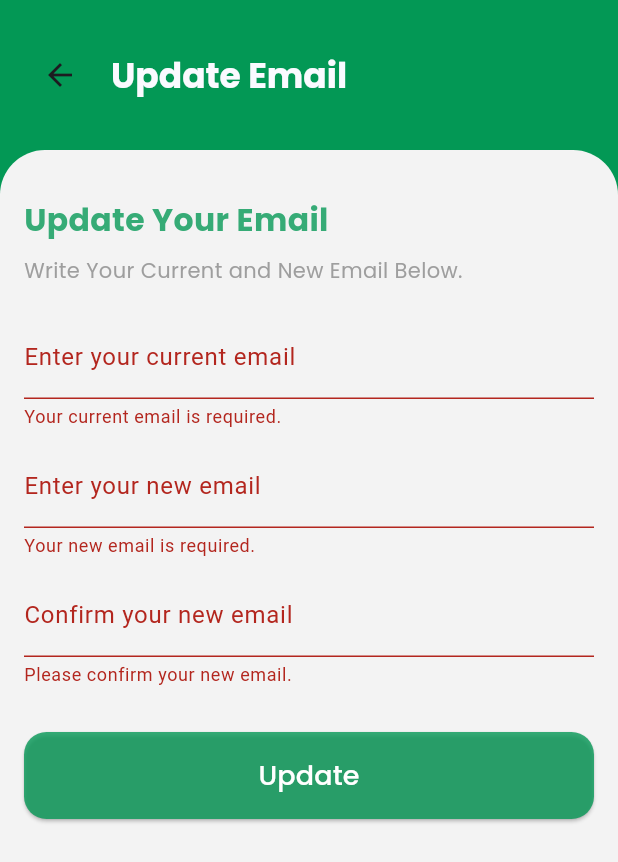
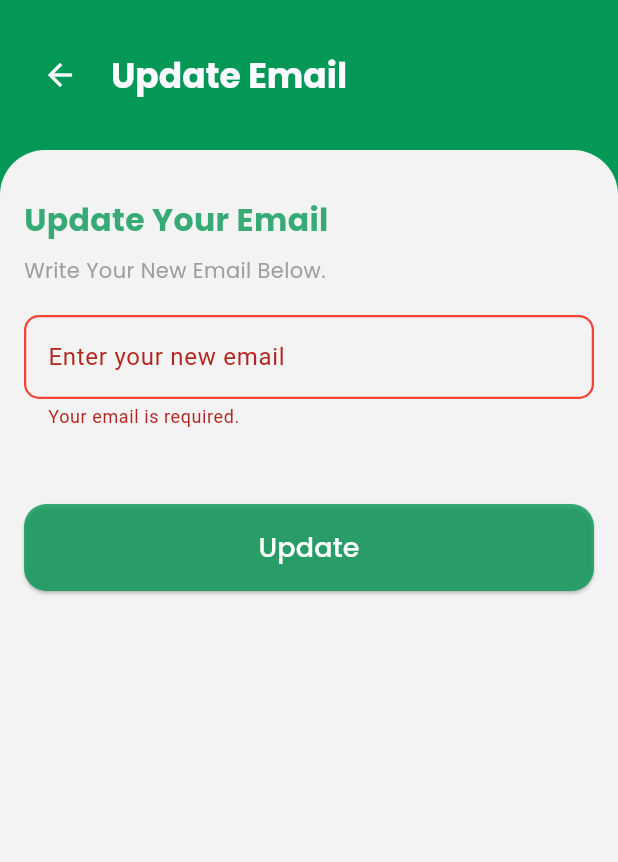
Before and after one commit to SulizLina/2024-25_GP_15, a Flutter app: the Editemail screen opened directly with empty values, after a tap on "Update", on a phone screen of 412 x 824 dp. Shown: the top 862 px of the screen. Run offline on Flutter 3.47's test engine with Material 3 defaults, Android fonts, the phone set to English and light mode, and no system bars; our stand-ins replace animated_splash_screen, cloud_firestore, firebase_auth, firebase_core, flutter_riverpod, google_fonts and 4 more; missing offline and left inert: board_datetime_picker, dart:ffi; accounts and stored records are empty.

Commit message:
Editn Email(session?????)

```diff
--- a/SAIRProject/SAIRMobileProject/sairdriver/lib/messages/confirm.dart
+++ b/SAIRProject/SAIRMobileProject/sairdriver/lib/messages/confirm.dart
@@ -4,7 +4,13 @@ import 'package:flutter/material.dart';
 import 'package:google_fonts/google_fonts.dart';
 
 class ConfirmationDialog {
-  static void show(BuildContext context, String title, String message, Function onConfirm) {
+  static void show(
+    BuildContext context,
+    String title,
+    String message,
+    Function onConfirm, {
+    Function? onCancel, // Add the optional onCancel parameter
+  }) {
     showDialog(
       context: context,
       builder: (context) {
@@ -39,6 +45,9 @@ class ConfirmationDialog {
                     ElevatedButton(
                       onPressed: () {
                         Navigator.of(context).pop(); // Close the dialog
+                        if (onCancel != null) {
+                          onCancel(); // Call the onCancel callback if provided
+                        }
                       },
                       style: ElevatedButton.styleFrom(
                         backgroundColor: Colors.red,
@@ -47,24 +56,20 @@ class ConfirmationDialog {
                         ),
                       ),
                       child: Text(
-                        "cancel",
+                        "Cancel",
                         style: GoogleFonts.poppins(
                           color: Colors.white,
                         ),
                       ),
                     ),
-
-
                     SizedBox(width: 20),
-
-
                     ElevatedButton(
                       onPressed: () {
                         onConfirm();
                         Navigator.of(context).pop(); // Close the dialog
                       },
                       style: ElevatedButton.styleFrom(
-                        backgroundColor:  Color.fromARGB(201, 3, 152, 85),
+                        backgroundColor: Color.fromARGB(201, 3, 152, 85),
                         shape: RoundedRectangleBorder(
                           borderRadius: BorderRadius.circular(10),
                         ),
--- a/SAIRProject/SAIRMobileProject/sairdriver/lib/messages/success.dart
+++ b/SAIRProject/SAIRMobileProject/sairdriver/lib/messages/success.dart
@@ -40,7 +40,7 @@ class SuccessMessageDialog {
 
                   },
                   style: ElevatedButton.styleFrom(
-                    backgroundColor: Color(0xFF97B980),
+                    backgroundColor: Color.fromARGB(201, 3, 152, 85),
                     shape: RoundedRectangleBorder(
                       borderRadius: BorderRadius.circular(10),
                     ),
--- a/SAIRProject/SAIRMobileProject/sairdriver/lib/screens/EditEmail.dart
+++ b/SAIRProject/SAIRMobileProject/sairdriver/lib/screens/EditEmail.dart
@@ -1,9 +1,9 @@
 import 'package:flutter/material.dart';
-import 'package:cloud_firestore/cloud_firestore.dart'; // For Firebase Firestore
-import 'package:firebase_auth/firebase_auth.dart'; // For Firebase Authentication
+import 'package:cloud_firestore/cloud_firestore.dart';
+import 'package:firebase_auth/firebase_auth.dart';
 import 'package:google_fonts/google_fonts.dart';
-import 'package:sairdriver/messages/success.dart'; // Make sure this import exists
-import 'package:sairdriver/messages/confirm.dart'; // Make sure this import exists
+import 'package:sairdriver/messages/success.dart';
+import 'package:sairdriver/messages/confirm.dart';
 
 class Editemail extends StatefulWidget {
   final String driverId; // DriverID passed from the previous page
@@ -14,19 +14,10 @@ class Editemail extends StatefulWidget {
 }
 
 class _EditemailState extends State<Editemail> {
+  final _emailController = TextEditingController();
   final _formKey = GlobalKey<FormState>();
-  final TextEditingController _emailController = TextEditingController();
-  final TextEditingController _confirmEmailController = TextEditingController();
-  final TextEditingController _newEmailController = TextEditingController();
-  String? errorMessage;
-
-  @override
-  void dispose() {
-    _emailController.dispose();
-    _confirmEmailController.dispose();
-    _newEmailController.dispose();
-    super.dispose();
-  }
+  String? _emailErrorText;
+  bool _isUpdating = false;
 
   bool isValidEmail(String email) {
     final emailRegex = RegExp(r'^[\w-]+(\.[\w-]+)*@([\w-]+\.)+[a-zA-Z]{2,7}$');
@@ -34,11 +25,17 @@ class _EditemailState extends State<Editemail> {
   }
 
   Future<void> _changeEmail() async {
-    final currentEmail = _emailController.text.trim();
-    final newEmail = _newEmailController.text.trim();
-    final confirmEmail = _confirmEmailController.text.trim();
+    final newEmail = _emailController.text.trim();
 
-    if (_formKey.currentState!.validate()) {
+    if (!_formKey.currentState!.validate()) {
+      return;
+    }
+
+    setState(() {
+      _isUpdating = true;
+      _emailErrorText = null; // Clear any previous error
+    });
+
     try {
       User? user = FirebaseAuth.instance.currentUser;
 
@@ -50,12 +47,13 @@ class _EditemailState extends State<Editemail> {
 
       if (querySnapshot.docs.isNotEmpty) {
         setState(() {
-            errorMessage = "The new email is already taken.";
+          _emailErrorText = "This email is already taken.";
+          _isUpdating = false;
         });
         return;
       }
 
-        // Confirm email change with a dialog
+      // Confirm email change
       ConfirmationDialog.show(
         context,
         "Confirm Email Change",
@@ -68,26 +66,36 @@ class _EditemailState extends State<Editemail> {
             // Show success message dialog
             SuccessMessageDialog.show(
               context,
-                "A confirmation message has been sent to your new email. Please check your email for confirmation.",
+              "A confirmation message has been sent to your new email. Please check your email for verification.",
             );
 
-              // Wait for the user to verify the email
+            // Wait for email verification
             await _waitForEmailVerification(user);
 
-              // Update email in the users table
-              await _updateEmailInUsersTable(user, newEmail);
+            // Update email in Firestore
+            await _updateEmailInFirestore(newEmail);
           } catch (e) {
             setState(() {
-                errorMessage = "Something went wrong while updating the email.";
+              _emailErrorText = "Something went wrong: ${e.toString()}";
+            });
+          } finally {
+            setState(() {
+              _isUpdating = false;
             });
           }
+        },
+        onCancel: () {
+          // Reset loading state if the user cancels
+          setState(() {
+            _isUpdating = false;
+          });
         },
       );
     } catch (e) {
       setState(() {
-          errorMessage = "Something went wrong while updating the email.";
+        _emailErrorText = "Something went wrong. Please try again later.";
+        _isUpdating = false;
       });
-      }
     }
   }
 
@@ -96,21 +104,33 @@ class _EditemailState extends State<Editemail> {
     user = FirebaseAuth.instance.currentUser;
 
     while (!(user?.emailVerified ?? false)) {
-      await Future.delayed(const Duration(seconds: 2));
+      await Future.delayed(const Duration(seconds: 5));
       await user?.reload();
       user = FirebaseAuth.instance.currentUser;
     }
   }
 
-  Future<void> _updateEmailInUsersTable(User? user, String newEmail) async {
+  Future<void> _updateEmailInFirestore(String newEmail) async {
     try {
-      await FirebaseFirestore.instance
-          .collection('Driver')
-          .doc(widget.driverId)
-          .update({'Email': newEmail});
+      // Use widget.driverId for the document reference
+      DocumentReference docRef =
+          FirebaseFirestore.instance.collection('Driver').doc(widget.driverId);
+
+      // Check if the document exists
+      DocumentSnapshot docSnapshot = await docRef.get();
+      if (!docSnapshot.exists) {
+        setState(() {
+          _emailErrorText = "Driver record not found in the database.";
+        });
+        return;
+      }
+
+      // Update the email in Firestore
+      await docRef.update({'Email': newEmail});
     } catch (e) {
       setState(() {
-        errorMessage = "Failed to update the email in the database.";
+        _emailErrorText =
+            "Failed to update email in the database. Error: ${e.toString()}";
       });
     }
   }
@@ -123,6 +143,7 @@ class _EditemailState extends State<Editemail> {
         automaticallyImplyLeading: false,
         elevation: 0,
         backgroundColor: const Color.fromARGB(255, 3, 152, 85),
+        iconTheme: const IconThemeData(color: Color(0xFFFAFAFF)),
         toolbarHeight: 100,
         title: Row(
           children: [
@@ -174,94 +195,65 @@ class _EditemailState extends State<Editemail> {
                 ),
                 const SizedBox(height: 8),
                 Text(
-                  'Write Your Current and New Email Below.',
+                  'Write Your New Email Below.',
                   style: GoogleFonts.poppins(fontSize: 14, color: Colors.grey),
                 ),
                 const SizedBox(height: 20),
                 TextFormField(
                   controller: _emailController,
                   decoration: InputDecoration(
-                    labelText: 'Enter your current email',
+                    labelText: 'Enter your new email',
                     enabledBorder: OutlineInputBorder(
                       borderSide: BorderSide(
-                        color: const Color.fromARGB(201, 3, 152, 85),
+                        color: const Color.fromARGB(
+                            201, 3, 152, 85), // Green color when enabled
                         width: 1.5,
                       ),
                       borderRadius: BorderRadius.circular(10),
                     ),
+                    focusedBorder: OutlineInputBorder(
+                      borderSide: BorderSide(
+                        color: const Color.fromARGB(
+                            201, 3, 152, 85), // Green color when focused
+                        width: 2.0,
+                      ),
+                      borderRadius: BorderRadius.circular(10),
+                    ),
+                    errorBorder: OutlineInputBorder(
+                      borderSide: BorderSide(
+                        color: Colors.red, // Red border when there is an error
+                        width: 1.5,
+                      ),
+                      borderRadius: BorderRadius.circular(10),
+                    ),
+                    focusedErrorBorder: OutlineInputBorder(
+                      borderSide: BorderSide(
+                        color: Colors
+                            .red, // Red border when focused and there is an error
+                        width: 2.0,
+                      ),
+                      borderRadius: BorderRadius.circular(10),
+                    ),
+                    errorText: _emailErrorText,
                   ),
                   keyboardType: TextInputType.emailAddress,
                   validator: (value) {
                     if (value == null || value.isEmpty) {
-                      return "Your current email is required.";
+                      return "Your email is required.";
                     } else if (!isValidEmail(value)) {
-                      return "Invalid current email.";
-                    }
-                    return null;
-                  },
-                ),
-                const SizedBox(height: 10),
-                TextFormField(
-                  controller: _newEmailController,
-                  decoration: InputDecoration(
-                    labelText: 'Enter your new email',
-                    enabledBorder: OutlineInputBorder(
-                      borderSide: BorderSide(
-                        color: const Color.fromARGB(201, 3, 152, 85),
-                        width: 1.5,
-                      ),
-                      borderRadius: BorderRadius.circular(10),
-                    ),
-                  ),
-                  keyboardType: TextInputType.emailAddress,
-                  validator: (value) {
-                    if (value == null || value.isEmpty) {
-                      return "Your new email is required.";
-                    } else if (!isValidEmail(value)) {
-                      return "Invalid new email.";
-                    }
-                    return null;
-                  },
-                ),
-                const SizedBox(height: 10),
-                TextFormField(
-                  controller: _confirmEmailController,
-                  decoration: InputDecoration(
-                    labelText: 'Confirm your new email',
-                    enabledBorder: OutlineInputBorder(
-                      borderSide: BorderSide(
-                        color: const Color.fromARGB(201, 3, 152, 85),
-                        width: 1.5,
-                      ),
-                      borderRadius: BorderRadius.circular(10),
-                    ),
-                  ),
-                  keyboardType: TextInputType.emailAddress,
-                  validator: (value) {
-                    if (value == null || value.isEmpty) {
-                      return "Please confirm your new email.";
-                    } else if (value != _newEmailController.text) {
-                      return "Emails do not match.";
+                      return "Invalid email format.";
                     }
                     return null;
                   },
                 ),
                 const SizedBox(height: 30),
-                if (errorMessage != null)
-                  Padding(
-                    padding: const EdgeInsets.only(bottom: 16.0),
-                    child: Text(
-                      errorMessage!,
-                      style: const TextStyle(
-                        color: Colors.red,
-                        fontSize: 12,
-                      ),
-                    ),
-                  ),
+                if (_isUpdating)
+                  const Center(child: CircularProgressIndicator()),
+                const SizedBox(height: 20),
                 SizedBox(
                   width: double.infinity,
                   child: ElevatedButton(
-                    onPressed: _changeEmail,
+                    onPressed: _isUpdating ? null : _changeEmail,
                     style: ElevatedButton.styleFrom(
                       backgroundColor: const Color.fromARGB(201, 3, 152, 85),
                       shape: RoundedRectangleBorder(
```
Also changed, not shown: SAIRProject/SAIRMobileProject/sairdriver/lib/screens/emailforgotpass.dart (+3 -8 lines). Lines whose indentation alone changed are shown as unchanged.
